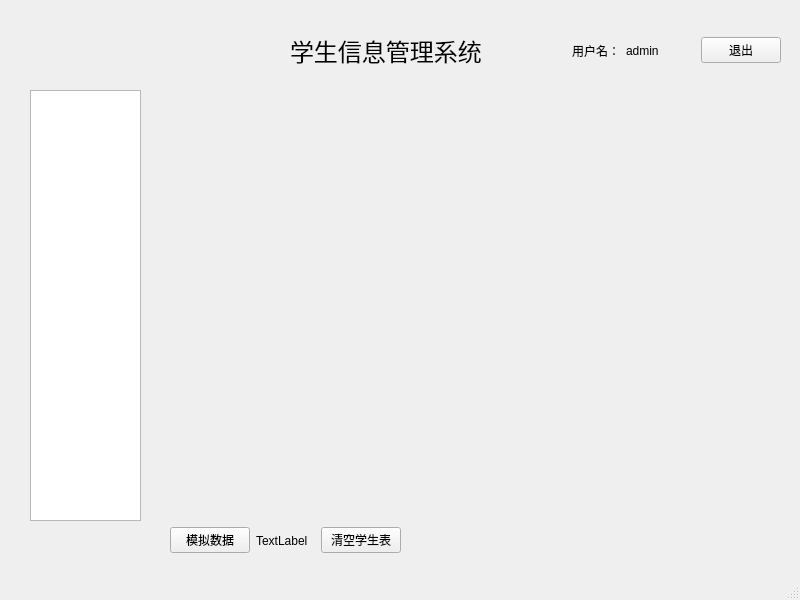
Qt form mainwindow.ui (Xjx-123/student-Student-information-management) before a commit.
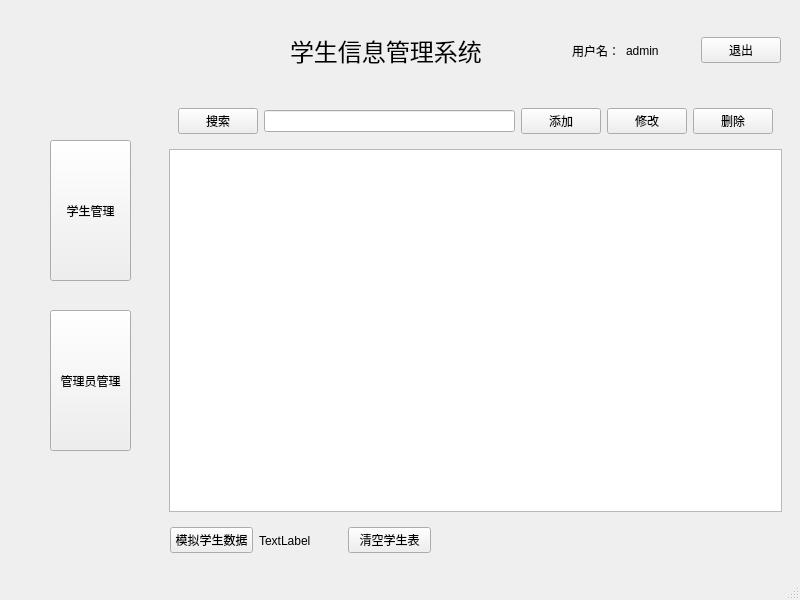
The same form after that commit. The open tabs and pages were chosen to show the change.

Patch:
```diff
--- a/mainwindow.ui
+++ b/mainwindow.ui
@@ -47,31 +47,13 @@
      <string>学生信息管理系统</string>
     </property>
    </widget>
-   <widget class="QTreeWidget" name="treeWidget">
-    <property name="geometry">
-     <rect>
-      <x>30</x>
-      <y>90</y>
-      <width>111</width>
-      <height>431</height>
-     </rect>
-    </property>
-    <attribute name="headerVisible">
-     <bool>false</bool>
-    </attribute>
-    <column>
-     <property name="text">
-      <string notr="true">1</string>
-     </property>
-    </column>
-   </widget>
    <widget class="QStackedWidget" name="stackedWidget">
     <property name="geometry">
      <rect>
       <x>160</x>
       <y>90</y>
-      <width>621</width>
-      <height>441</height>
+      <width>631</width>
+      <height>431</height>
      </rect>
     </property>
     <property name="minimumSize">
@@ -162,13 +144,50 @@
         </property>
        </widget>
       </item>
+     </layout>
+    </widget>
+    <widget class="QWidget" name="page_2">
+     <layout class="QGridLayout" name="gridLayout_2">
       <item row="0" column="0">
-       <widget class="QPushButton" name="btn_search">
-        <property name="text">
-         <string>搜索</string>
-        </property>
+       <widget class="QWidget" name="widget_3" native="true">
+        <layout class="QHBoxLayout" name="horizontalLayout_3">
+         <item>
+          <widget class="QPushButton" name="btn_searchuser">
+           <property name="text">
+            <string>搜索</string>
+           </property>
+          </widget>
+         </item>
+         <item>
+          <widget class="QLineEdit" name="le_searchuser"/>
+         </item>
+         <item>
+          <widget class="QPushButton" name="btn_adduser">
+           <property name="text">
+            <string>添加</string>
+           </property>
+          </widget>
+         </item>
+         <item>
+          <widget class="QPushButton" name="btn_updateuser">
+           <property name="text">
+            <string>修改</string>
+           </property>
+          </widget>
+         </item>
+         <item>
+          <widget class="QPushButton" name="btn_deluser">
+           <property name="text">
+            <string>删除</string>
+           </property>
+          </widget>
+         </item>
+        </layout>
        </widget>
       </item>
+      <item row="1" column="0">
+       <widget class="QTableWidget" name="UserTable"/>
+      </item>
      </layout>
     </widget>
     <widget class="QWidget" name="page_2"/>
@@ -220,7 +239,7 @@
      <rect>
       <x>170</x>
       <y>520</y>
-      <width>231</width>
+      <width>261</width>
       <height>41</height>
      </rect>
     </property>
@@ -228,7 +247,7 @@
      <item>
       <widget class="QPushButton" name="bto_simulation">
        <property name="text">
-        <string>模拟数据</string>
+        <string>模拟学生数据</string>
        </property>
       </widget>
      </item>
@@ -248,6 +267,32 @@
      </item>
     </layout>
    </widget>
+   <widget class="QPushButton" name="Student">
+    <property name="geometry">
+     <rect>
+      <x>50</x>
+      <y>140</y>
+      <width>81</width>
+      <height>141</height>
+     </rect>
+    </property>
+    <property name="text">
+     <string>学生管理</string>
+    </property>
+   </widget>
+   <widget class="QPushButton" name="User">
+    <property name="geometry">
+     <rect>
+      <x>50</x>
+      <y>310</y>
+      <width>81</width>
+      <height>141</height>
+     </rect>
+    </property>
+    <property name="text">
+     <string>管理员管理</string>
+    </property>
+   </widget>
   </widget>
   <widget class="QMenuBar" name="menubar">
    <property name="geometry">
```
Left out of the diff: 12 changed lines with no effect on the pictures.
